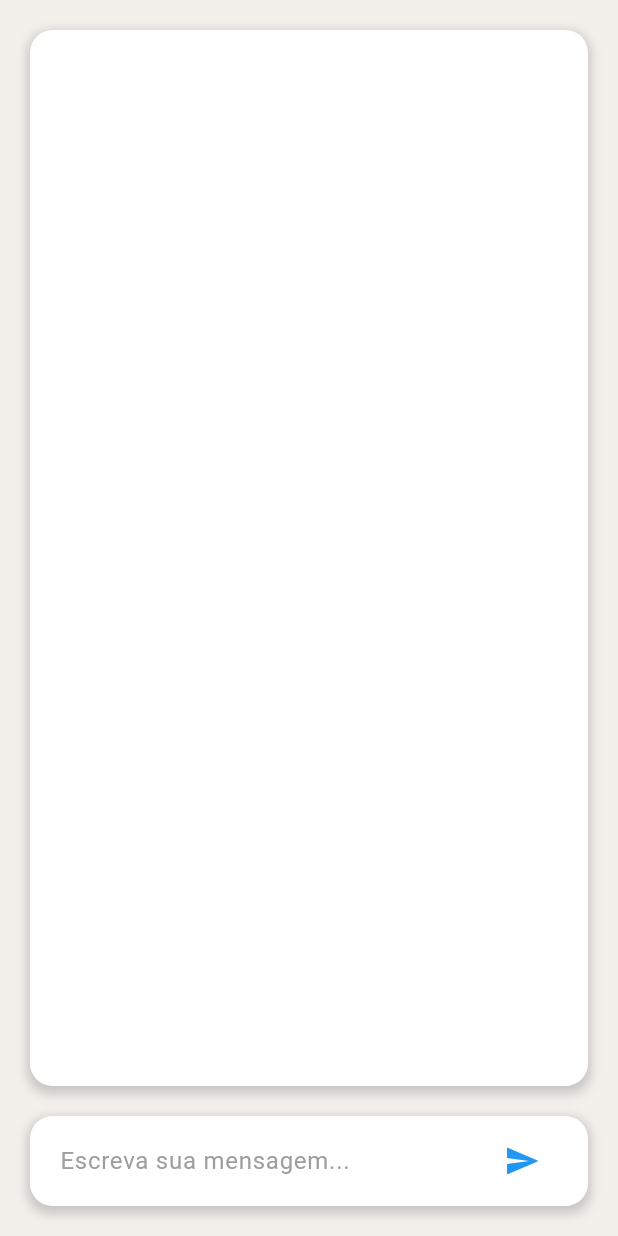
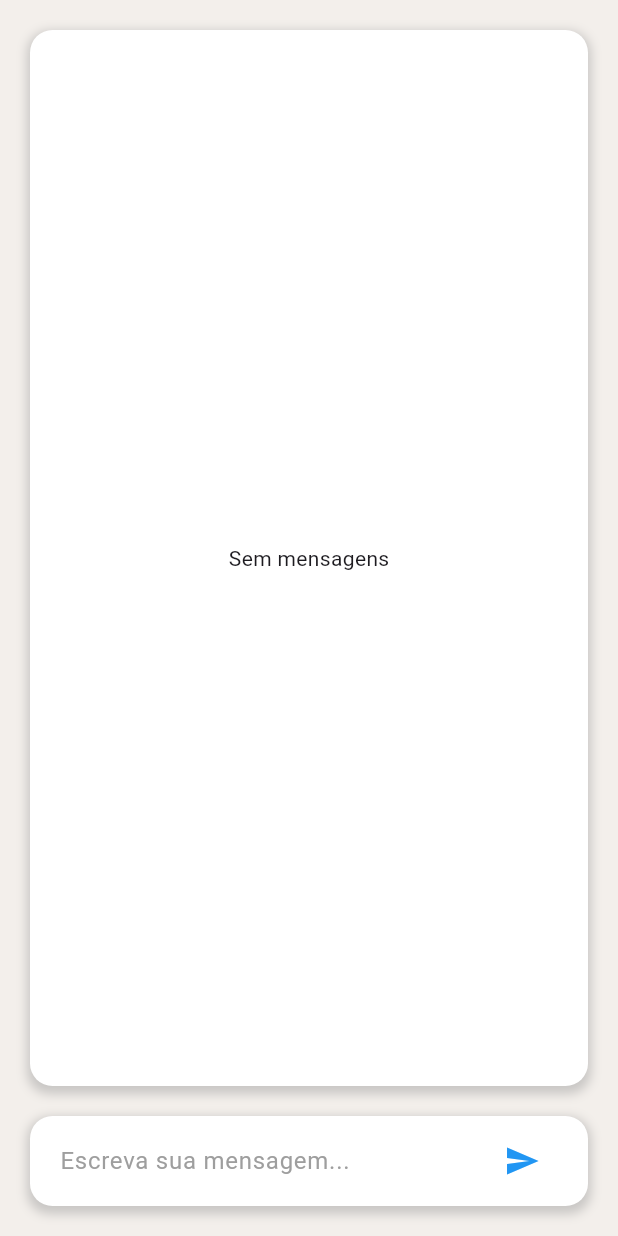
Before and after one commit to HenriqueMichelini/JurisAssistAI, a Flutter app: the screen it shows after launch, after a tap on the "send" icon, on a phone screen of 412 x 824 dp. Run offline on Flutter 3.47's test engine with Material 3 defaults, Android fonts, the phone set to English and light mode, and no system bars; our stand-ins replace sqflite, sqflite_common_ffi; accounts and stored records are empty.

Commit message:
just saving....

```diff
--- a/jaai/lib/main.dart
+++ b/jaai/lib/main.dart
@@ -1,8 +1,10 @@
 import 'package:flutter/material.dart';
-import 'package:jaai/screens/chat.dart';
+import 'package:sqflite_common_ffi/sqflite_ffi.dart';
 import 'package:jaai/screens/chat_copy.dart';
 
 void main() {
+  sqfliteFfiInit();
+  databaseFactory = databaseFactoryFfi;
   runApp(const MyApp());
 }
 
@@ -11,7 +13,7 @@ class MyApp extends StatelessWidget {
 
   @override
   Widget build(BuildContext context) {
-    return const MaterialApp(
+    return MaterialApp(
       title: 'Flutter Demo',
       home: ChatT(),
     );
--- /dev/null
+++ b/jaai/lib/models/message.dart
@@ -0,0 +1,13 @@
+class Message {
+  final int id;
+  final String message;
+  final String timestamp;
+  final int isSentByMe;
+
+  Message({
+    required this.id,
+    required this.message,
+    required this.timestamp,
+    required this.isSentByMe,
+  });
+}
--- a/jaai/lib/screens/chat_copy.dart
+++ b/jaai/lib/screens/chat_copy.dart
@@ -1,8 +1,59 @@
 import 'package:flutter/material.dart';
+import 'package:jaai/components/message_bubble.dart';
 import 'package:jaai/components/styled_container.dart';
+import 'package:jaai/models/message.dart';
+import 'package:jaai/services/database_service.dart';
 
-class ChatT extends StatelessWidget {
+class ChatT extends StatefulWidget {
   const ChatT({super.key});
+
+  @override
+  State<ChatT> createState() => _ChatTState();
+}
+
+class _ChatTState extends State<ChatT> {
+  final DatabaseService _databaseService = DatabaseService.instance;
+  late TextEditingController _controller;
+  late FocusNode _focusNode;
+  late ScrollController _scrollController;
+
+  @override
+  void initState() {
+    super.initState();
+    _controller = TextEditingController();
+    _focusNode = FocusNode();
+    _scrollController = ScrollController();
+  }
+
+  @override
+  void dispose() {
+    _controller.dispose();
+    _focusNode.dispose();
+    _scrollController.dispose();
+    super.dispose();
+  }
+
+  void _sendMessage() {
+    final messageText = _controller.text.trim();
+    if (messageText.isNotEmpty) {
+      _databaseService.insertMessage(messageText, true);
+      _controller.clear();
+      setState(() {
+        _scrollToBottom();
+      });
+      _focusNode.requestFocus();
+    }
+  }
+
+  void _scrollToBottom() {
+    if (_scrollController.hasClients) {
+      _scrollController.animateTo(
+        _scrollController.position.maxScrollExtent,
+        duration: const Duration(milliseconds: 300),
+        curve: Curves.easeOut,
+      );
+    }
+  }
 
   @override
   Widget build(BuildContext context) {
@@ -14,24 +65,27 @@ class ChatT extends StatelessWidget {
           children: [
             Expanded(
               child: StyledContainer(
-                child: Container(),
+                child: _messagesList(),
               ),
             ),
             StyledContainer(
               child: Row(
                 children: [
-                  const Expanded(
+                  Expanded(
                     child: TextField(
-                      decoration: InputDecoration(
+                      controller: _controller,
+                      focusNode: _focusNode,
+                      decoration: const InputDecoration(
                         hintText: "Escreva sua mensagem...",
                         hintStyle: TextStyle(color: Colors.grey),
                         border: InputBorder.none,
                       ),
+                      onSubmitted: (_) => _sendMessage(),
                     ),
                   ),
                   IconButton(
                     icon: const Icon(Icons.send, color: Colors.blue),
-                    onPressed: () {},
+                    onPressed: _sendMessage,
                   ),
                 ],
               ),
@@ -41,4 +95,35 @@ class ChatT extends StatelessWidget {
       ),
     );
   }
+
+  Widget _messagesList() {
+    return FutureBuilder<List<Message>>(
+      future: _databaseService.getMessages(),
+      builder: (context, snapshot) {
+        if (snapshot.hasError) {
+          return const Center(child: Text('Erro ao carregar mensagens'));
+        } else if (!snapshot.hasData || snapshot.data!.isEmpty) {
+          return const Center(child: Text('Sem mensagens'));
+        } else {
+          return ListView.builder(
+            controller: _scrollController,
+            itemCount: snapshot.data!.length,
+            itemBuilder: (context, index) {
+              Message message = snapshot.data![index];
+              bool isSentByMe = message.isSentByMe == 1;
+
+              return Padding(
+                padding: const EdgeInsets.symmetric(vertical: 5.0),
+                child: MessageBubble(
+                  message: message.message,
+                  date: message.timestamp,
+                  isSentByMe: isSentByMe,
+                ),
+              );
+            },
+          );
+        }
+      },
+    );
+  }
 }
--- /dev/null
+++ b/jaai/lib/services/database_service.dart
@@ -0,0 +1,72 @@
+import 'package:jaai/models/message.dart';
+import 'package:sqflite/sqflite.dart';
+import 'package:path/path.dart';
+
+class DatabaseService {
+  //  making this class a singleton.
+  static Database? _db;
+  static final DatabaseService instance = DatabaseService._constructor();
+
+  final String _tableName = 'messages';
+
+  DatabaseService._constructor();
+
+  //  checks if the database is open, if not, it open it.
+  Future<Database> get database async {
+    if (_db != null) return _db!;
+    _db = await getDatabase();
+    return _db!;
+  }
+
+  //  opens and create the database i'm going to use.
+  Future<Database> getDatabase() async {
+    final databaseDirPath = await getDatabasesPath();
+    final databasePath = join(databaseDirPath, "messages_db.db");
+
+    final database = await openDatabase(
+      databasePath,
+      version: 1,
+      onCreate: (db, version) {
+        db.execute('''
+        CREATE TABLE $_tableName (
+          id INTEGER primary key autoincrement,
+          message TEXT not null,
+          isSentByMe INTEGER not null,
+          date TEXT
+        )
+        ''');
+      },
+    );
+    return database;
+  }
+
+  void insertMessage(String message, bool isSentByMe) async {
+    final db = await database;
+    int _isSentByMe = isSentByMe ? 1 : 0;
+    String date = DateTime.now().toIso8601String();
+
+    await db.insert(
+      _tableName,
+      {
+        'message': message,
+        'isSentByMe': _isSentByMe,
+        'date': date,
+      },
+    );
+  }
+
+  Future<List<Message>> getMessages() async {
+    final db = await database;
+    final data = await db.query(_tableName);
+    List<Message> messages = data
+        .map(
+          (e) => Message(
+              id: e["id"] as int,
+              message: e["message"] as String,
+              isSentByMe: e["isSentByMe"] as int,
+              timestamp: e["date"] as String),
+        )
+        .toList();
+    return messages;
+  }
+}
--- a/jaai/pubspec.yaml
+++ b/jaai/pubspec.yaml
@@ -35,6 +35,8 @@ dependencies:
   # The following adds the Cupertino Icons font to your application.
   # Use with the CupertinoIcons class for iOS style icons.
   cupertino_icons: ^1.0.8
+  sqflite: ^2.3.3+1
+  sqflite_common_ffi: ^2.3.3
 
 dev_dependencies:
   flutter_test:
```
Also changed, not shown: jaai/lib/components/message_bubble.dart (added, +53 -0 lines), 1 other file.
